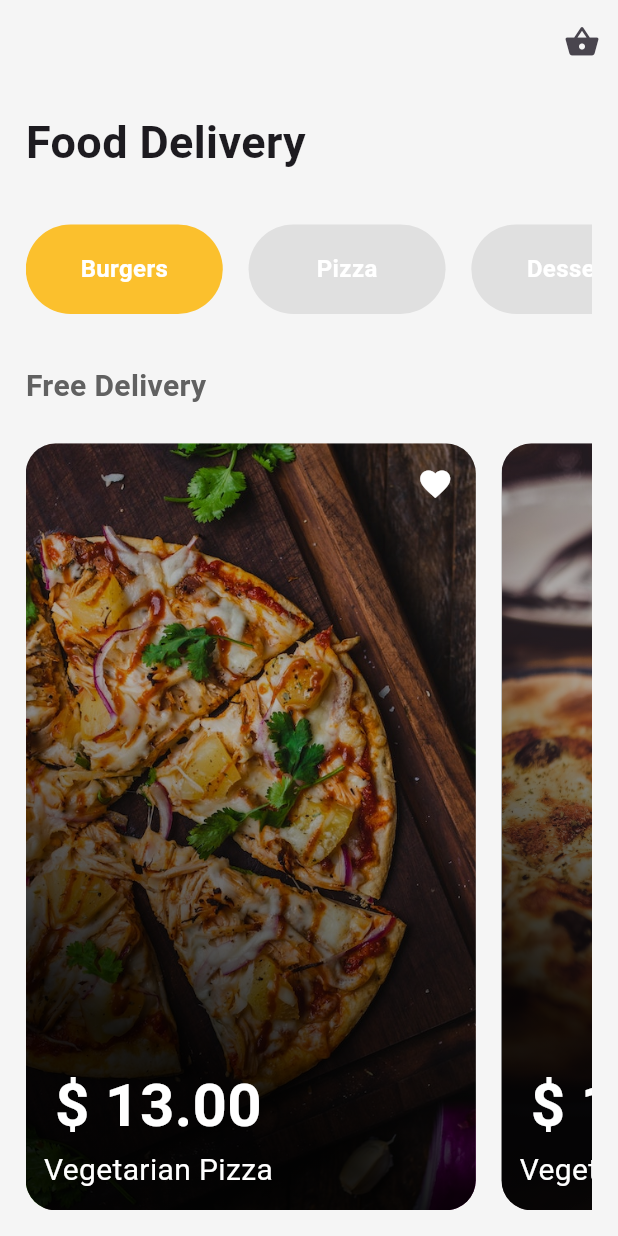
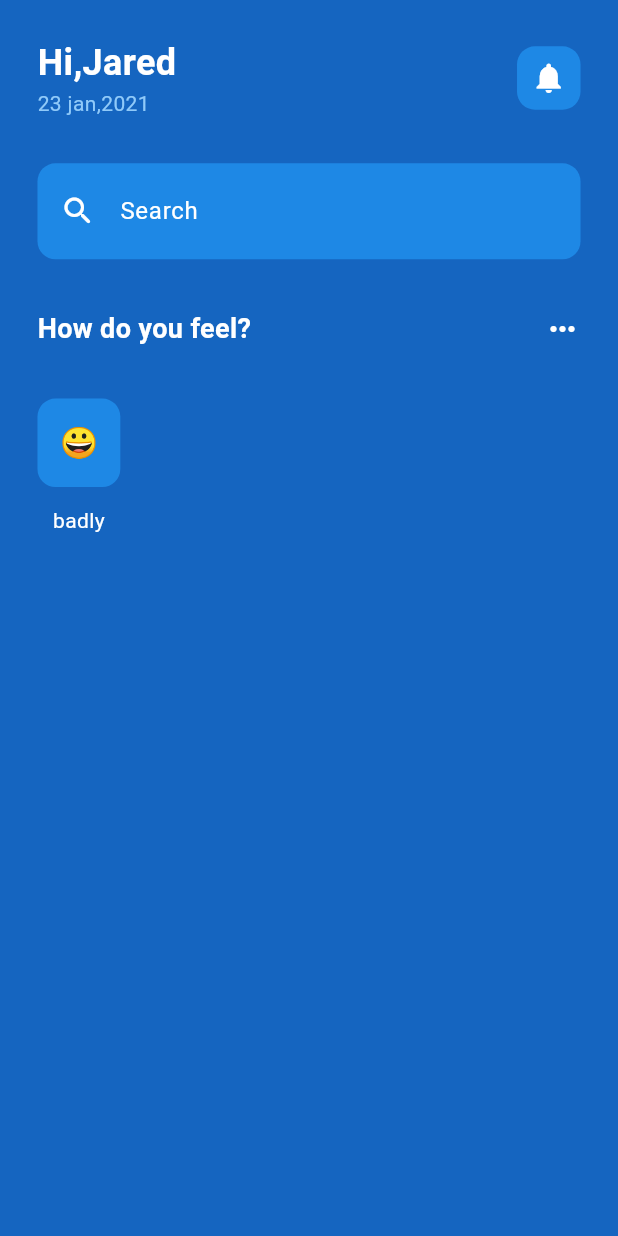
Before and after one commit to khaledmurtaja/uipractice, a Flutter app: the screen it shows after launch, on a phone screen of 412 x 824 dp. Run offline on Flutter 3.47's test engine with Material 2 defaults, Android fonts, the phone set to English and light mode, and no system bars; our stand-ins replace flutter_screenutil.

Commit message:
mental health greeting component UI

```diff
--- a/lib/main.dart
+++ b/lib/main.dart
@@ -1,6 +1,6 @@
 import 'package:flutter/material.dart';
 import 'package:flutter_screenutil/flutter_screenutil.dart';
-import 'package:uipractice/restaurant/home_page.dart';
+import 'package:uipractice/mentalHealth/home_page.dart';
 import 'package:uipractice/restaurant/starter_page.dart';
 
 void main() {
--- /dev/null
+++ b/lib/mentalHealth/home_page.dart
@@ -0,0 +1,136 @@
+import 'package:flutter/material.dart';
+import 'package:flutter_screenutil/flutter_screenutil.dart';
+
+class HomePage extends StatelessWidget {
+  const HomePage({Key? key}) : super(key: key);
+
+  @override
+  Widget build(BuildContext context) {
+    return Scaffold(
+      backgroundColor: Colors.blue[800],
+      body: SafeArea(
+        child: Padding(
+          padding: const EdgeInsets.all(25),
+          child: Column(
+            children: [
+              //greetings
+              Row(
+                mainAxisAlignment: MainAxisAlignment.spaceBetween,
+                children: [
+                  Column(
+                    crossAxisAlignment: CrossAxisAlignment.start,
+                    children: [
+                      Text(
+                        "Hi,Jared",
+                        style: TextStyle(
+                            fontSize: 24.spMin,
+                            color: Colors.white,
+                            fontWeight: FontWeight.bold),
+                      ),
+                      Text(
+                        "23 jan,2021",
+                        style: TextStyle(color: Colors.blue[200]),
+                      )
+                    ],
+                  ),
+                  Container(
+                    decoration: BoxDecoration(
+                        borderRadius: BorderRadius.circular(12),
+                        color: Colors.blue[600]),
+                    child: Padding(
+                      padding: EdgeInsets.all(8.0.w),
+                      child: const Icon(
+                        Icons.notifications,
+                        color: Colors.white,
+                      ),
+                    ),
+                  )
+                ],
+              ),
+              SizedBox(
+                height: 25.h,
+              ),
+              //search bar
+              Container(
+                decoration: BoxDecoration(
+                    color: Colors.blue[600],
+                    borderRadius: BorderRadius.circular(12)),
+                child: TextFormField(
+                  decoration: InputDecoration(
+                      border: InputBorder.none,
+                      hintText: "Search",
+                      contentPadding:
+                          const EdgeInsets.only(right: 15, top: 20, bottom: 20),
+                      icon: Padding(
+                        padding: const EdgeInsets.only(left: 15),
+                        child: Icon(
+                          Icons.search_rounded,
+                          color: Colors.white,
+                          size: 24.spMin,
+                        ),
+                      ),
+                      hintStyle: const TextStyle(
+                        color: Colors.white,
+                        fontWeight: FontWeight.normal,
+                      )),
+                ),
+              ),
+              SizedBox(
+                height: 28.h,
+              ),
+              //how do you feel layout
+              Column(
+                crossAxisAlignment: CrossAxisAlignment.start,
+                children: [
+                  Row(
+                    mainAxisAlignment: MainAxisAlignment.spaceBetween,
+                    children: [
+                      Text(
+                        'How do you feel?',
+                        style: TextStyle(
+                          color: Colors.white,
+                          fontWeight: FontWeight.bold,
+                          fontSize: 18.spMin,
+                        ),
+                      ),
+                      const Icon(
+                        Icons.more_horiz,
+                        color: Colors.white,
+                      )
+                    ],
+                  ),
+                  SizedBox(
+                    height: 28.h,
+                  ),
+                  Column(
+                    children: [
+                      Container(
+                        decoration: BoxDecoration(
+                          borderRadius: BorderRadius.circular(12),
+                          color: Colors.blue[600]
+                        ),
+                          child:  Padding(
+                            padding: const EdgeInsets.all(15),
+                            child: Text(
+                                '😀',
+                              style: TextStyle(fontSize: 20.spMin),
+                            ),
+                          )
+                      ),
+                      SizedBox(height: 10.h,),
+                      const Text(
+                        "badly",
+                        style: TextStyle(color: Colors.white),
+                      )
+                    ],
+                  )
+                ],
+
+              )
+            ],
+          ),
+        ),
+      ),
+    );
+  }
+}
```
